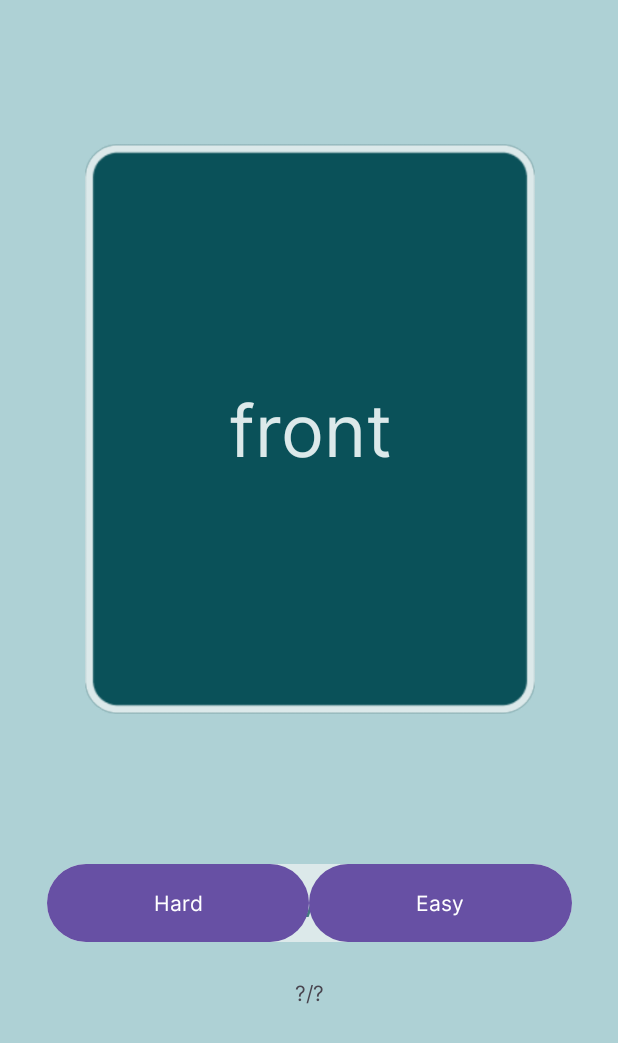
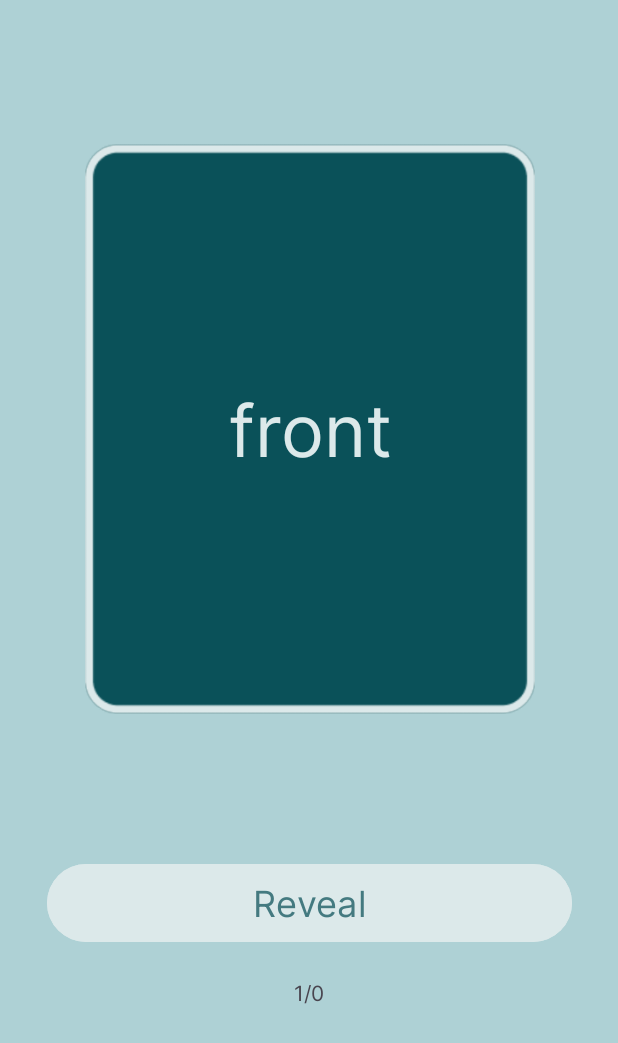
Before and after one commit to jer123se12/MAD, an Android app: the Flashcard screen opened directly, with no data from a screen before it, on a phone screen of 412 x 824 dp. Shown: the top 1043 px of the screen. Run offline under Robolectric (Android 15) with nearby library versions, the phone set to English and light mode, and no system bars; 5 statements that could not run were skipped.

Commit message:
finished flashcard

```diff
--- a/app/src/main/java/com/sp/chatmate/Flashcard.java
+++ b/app/src/main/java/com/sp/chatmate/Flashcard.java
@@ -24,12 +24,14 @@ public class Flashcard extends AppCompatActivity {
     vocabHelper helper;
     TextView frontTerm;
     TextView backTerm;
+    TextView counter;
     TextView backDef;
     FrameLayout front;
     FrameLayout back;
     Button flip;
     Button hard;
     Button easy;
+    LinearLayout backLL;
     int currentCard=0;
     @Override
     protected void onCreate(Bundle savedInstanceState) {
@@ -42,11 +44,13 @@ public class Flashcard extends AppCompatActivity {
          front=findViewById(R.id.front);
          back=findViewById(R.id.back);
         flip=findViewById(R.id.flip_btn);
-        hard=findViewById(R.id.flip_btn);
-        flip=findViewById(R.id.flip_btn);
+        hard=findViewById(R.id.hard_btn);
+        easy=findViewById(R.id.easy_btn);
+        backLL=findViewById(R.id.backLL);
         frontTerm=findViewById(R.id.front_term);
         backTerm=findViewById(R.id.back_term);
         backDef=findViewById(R.id.back_definition);
+        counter=findViewById(R.id.counter);
 
         front.setCameraDistance(8000*scale);
         back.setCameraDistance(8000*scale);
@@ -68,11 +72,33 @@ public class Flashcard extends AppCompatActivity {
                 }
             }
         });
+        hard.setOnClickListener(new View.OnClickListener() {
+            @Override
+            public void onClick(View v) {
+                helper.learn(cards.get(currentCard).id,false);
+                if (currentCard<cards.size()-1) {
+                    loadCard(currentCard + 1);
+                }
+            }
+        });
+        easy.setOnClickListener(new View.OnClickListener() {
+            @Override
+            public void onClick(View v) {
+                helper.learn(cards.get(currentCard).id,true);
+                if (currentCard<cards.size()-1) {
+                    loadCard(currentCard + 1);
+                }
+            }
+        });
     }
     void front(){
+        flip.setVisibility(View.VISIBLE);
+        backLL.setVisibility(View.INVISIBLE);
 
     }
     void back(){
+        backLL.setVisibility(View.VISIBLE);
+        flip.setVisibility(View.INVISIBLE);
 
     }
     void goToBack(){
@@ -96,10 +122,14 @@ public class Flashcard extends AppCompatActivity {
     void loadCard(int i){
         currentCard=i;
         goToFront();
+        frontanim.end();
+        backanim.end();
+        front();
        Card card=cards.get(i);
        Log.i("term", card.term);
        frontTerm.setText(card.term);
        backTerm.setText(card.term);
        backDef.setText(card.definition);
+       counter.setText(String.valueOf(currentCard+1)+"/"+String.valueOf(cards.size()));
     }
 }
--- a/app/src/main/res/layout/activity_flashcard.xml
+++ b/app/src/main/res/layout/activity_flashcard.xml
@@ -6,6 +6,7 @@
     android:layout_width="match_parent"
     android:layout_height="match_parent"
     android:background="@color/bvl"
+    android:visibility="visible"
     tools:context=".Flashcard">
 
     <!--Add a textview for back part of the card-->
@@ -24,6 +25,7 @@
         android:textColorHint="@color/bl"
         android:textColorLink="@color/bl"
         android:textSize="24sp"
+        android:visibility="visible"
         app:layout_constraintBottom_toBottomOf="parent"
         app:layout_constraintLeft_toLeftOf="parent"
         app:layout_constraintRight_toRightOf="parent"
@@ -31,23 +33,25 @@
         tools:ignore="MissingConstraints" />
 
     <LinearLayout
+        android:id="@+id/backLL"
         android:layout_width="350dp"
         android:layout_height="60dp"
         android:orientation="horizontal"
+        android:visibility="visible"
         app:layout_constraintBottom_toBottomOf="@+id/flip_btn"
         app:layout_constraintEnd_toEndOf="@+id/flip_btn"
         app:layout_constraintStart_toStartOf="@+id/flip_btn"
         app:layout_constraintTop_toTopOf="@+id/flip_btn">
 
         <Button
-            android:id="@+id/button"
+            android:id="@+id/hard_btn"
             android:layout_width="wrap_content"
             android:layout_height="match_parent"
             android:layout_weight="1"
             android:text="Hard" />
 
         <Button
-            android:id="@+id/button2"
+            android:id="@+id/easy_btn"
             android:layout_width="wrap_content"
             android:layout_height="match_parent"
             android:layout_weight="1"
@@ -143,7 +147,7 @@
     </FrameLayout>
 
     <TextView
-        android:id="@+id/textView"
+        android:id="@+id/counter"
         android:layout_width="wrap_content"
         android:layout_height="wrap_content"
         android:layout_marginTop="20dp"
```
Also changed, not shown: app/src/main/java/com/sp/chatmate/vocabHelper.java (+13 -2 lines).
